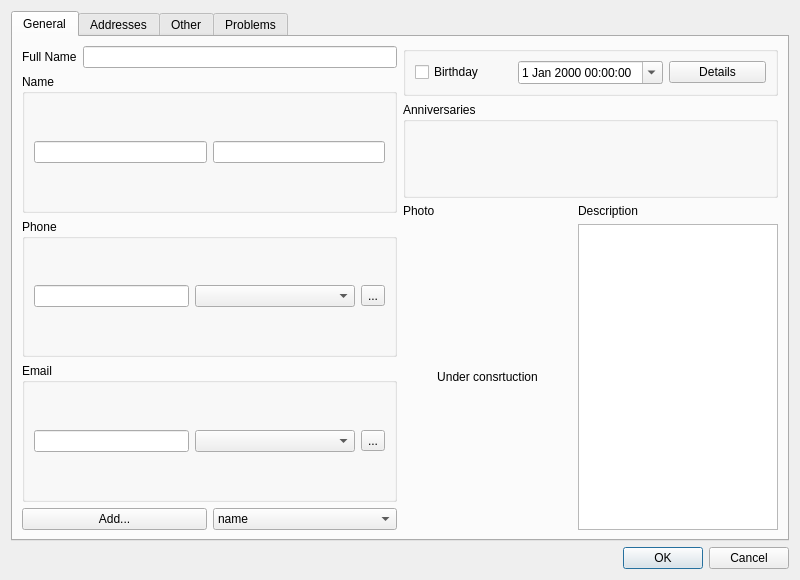
This is src/contactdialog.ui in DarkHobbit/doublecontact as Qt 5 draws it before an edit. The edited form follows.
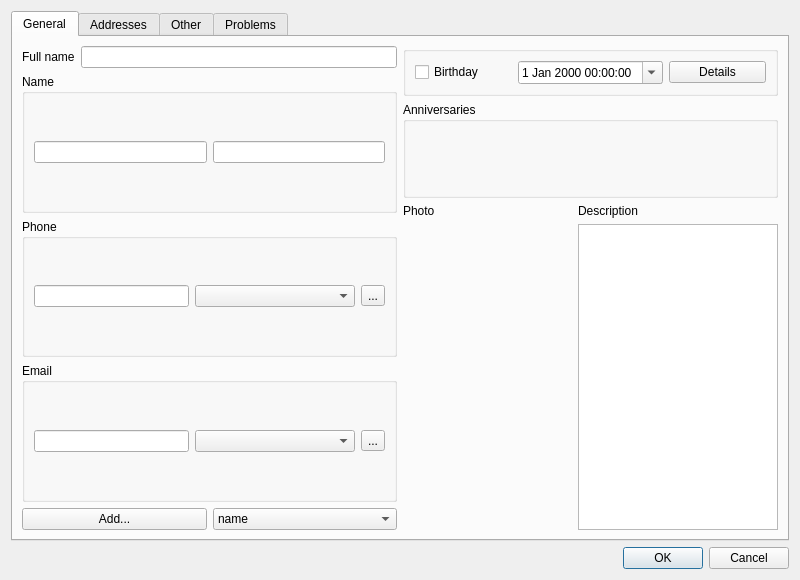
This is the edited form. Icons and pictures are not drawn.

The edit to the form file:
```diff
--- a/src/contactdialog.ui
+++ b/src/contactdialog.ui
@@ -31,7 +31,7 @@
            <item>
             <widget class="QLabel" name="lbFullName">
              <property name="text">
-              <string>Full Name</string>
+              <string>Full name</string>
              </property>
             </widget>
            </item>
@@ -274,7 +274,7 @@
               </size>
              </property>
              <property name="text">
-              <string>Under consrtuction</string>
+              <string notr="true"/>
              </property>
              <property name="alignment">
               <set>Qt::AlignCenter</set>
```
Left out of the diff: 10 changed lines with no effect on the pictures.
